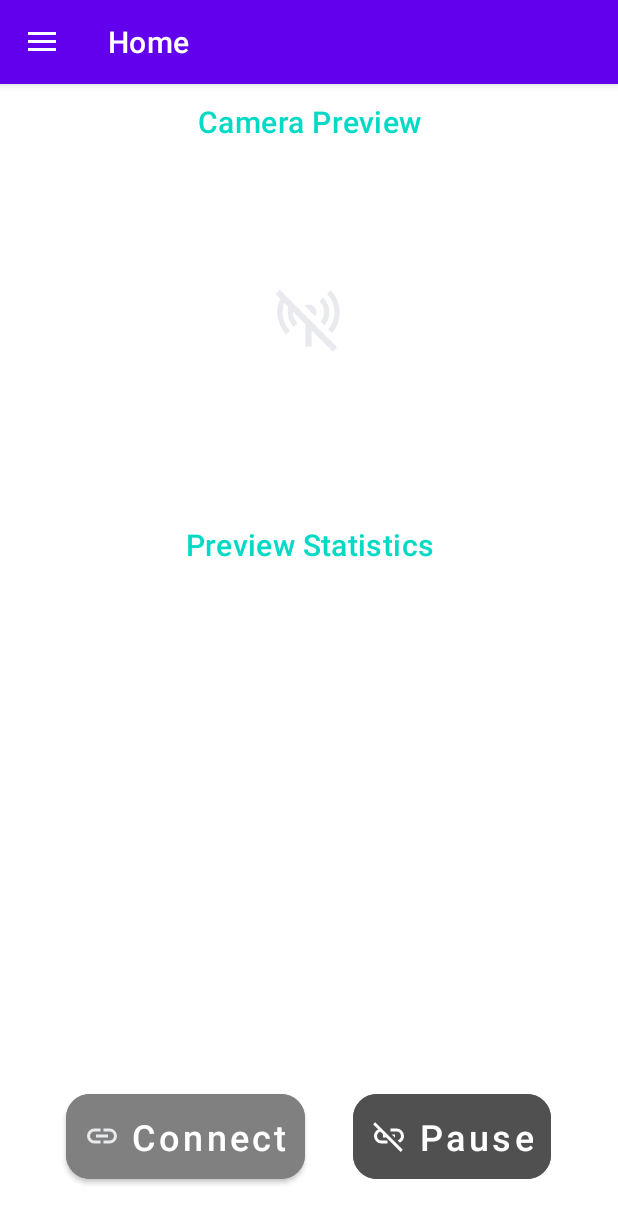
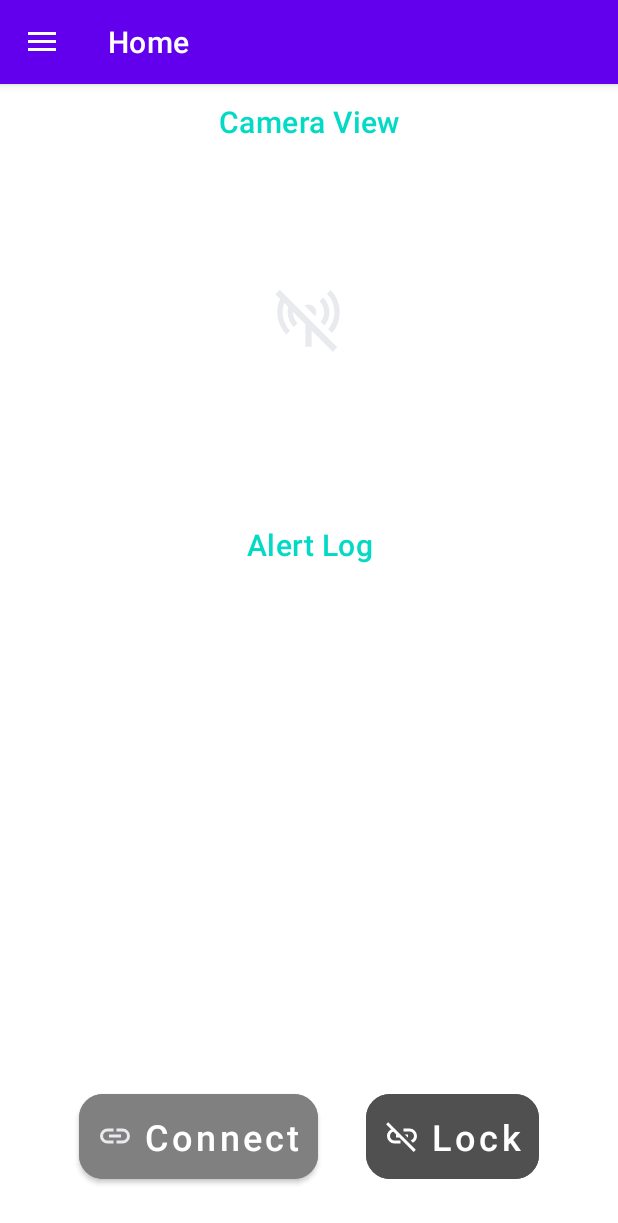
Before and after one commit to hacknride/moto-hazard-detector, an Android app: the screen it shows after launch (MainActivity), on a phone screen of 412 x 824 dp. Shown: the top 1223 px of the screen. Run offline under Robolectric (Android 15) with nearby library versions, the phone set to English and light mode, and no system bars; our stand-ins replace data binding, navigation-ui; libraries missing offline, so code that uses them is left out: com.arashivision.sdkcamera, com.arashivision.sdkmedia; plain views replace InstaCapturePlayerView; 5 statements that could not run were skipped.

Commit message:
feat: Add Alert Log and Camera Preview Updates
This commit introduces an alert log feature and enhances the camera preview experience.

-   **Alert Log:**
    -   Created `AlertLogAdapter` to manage and display alerts in a RecyclerView.
    -   Added `HazardAlert` data class to represent alert information.
    -   Created `AlertViewModel` to handle alert logic and storage.
    -   Implemented posting and updating alerts within `AlertViewModel`.
    -   Added colors to `colors.xml` and `themes.xml` for new alerts
    -   Added layouts for the log entry itself.
-   **Camera Preview:**
    -   Updated `CameraPreviewManager` to pass the alertViewModel to issue alerts to the user upon connection/disconnection.
    -   Updated the `HomeFragment` to include the alert log and camera preview management.
-   **UI/UX Improvements:**
    -   Updated UI labels and strings for better user experience.
    -   Changed the pause button to a lock button.
    -   Added `onResume` method to restart the camera preview upon returning to the `HomeFragment`.
    - Added default connection on `onResume`.
-   **Miscellaneous:**
    -   Added try-catch on the timestamp formatter.
    -   Removed unused commented code.
    -   Added a catch all for severity.
-   - Added null safety.
-   - Added error handling to show an alert on failure.

```diff
--- a/app/src/main/java/dev/mattdebinion/motohazardetector/camera/CameraPreviewManager.kt
+++ b/app/src/main/java/dev/mattdebinion/motohazardetector/camera/CameraPreviewManager.kt
@@ -2,6 +2,7 @@ package dev.mattdebinion.motohazardetector.camera
 
 import android.util.Log
 import androidx.lifecycle.Lifecycle
+import dev.mattdebinion.motohazardetector.ui.alerts.AlertViewModel
 import com.arashivision.sdkcamera.camera.InstaCameraManager
 import com.arashivision.sdkcamera.camera.callback.IPreviewStatusListener
 import com.arashivision.sdkmedia.player.capture.CaptureParamsBuilder
@@ -12,12 +13,12 @@ import com.arashivision.sdkmedia.player.listener.PlayerViewListener
  * Camera preview handler
  *
  * @param cameraViewModel The camera view model to update changes to for the UI
+ * @param alertViewModel The alert view model to update changes to for the UI
  * @constructor Create empty Camera preview handler
  */
-class CameraPreviewManager(private val cameraViewModel: CameraViewModel) : IPreviewStatusListener {
+class CameraPreviewManager(private val cameraViewModel: CameraViewModel, private val alertViewModel: AlertViewModel) : IPreviewStatusListener {
 
     private lateinit var capturePlayerView: InstaCapturePlayerView
-
 
     /**
      * Binds the InstaCapturePlayerView to a lifecycle
@@ -51,10 +52,12 @@ class CameraPreviewManager(private val cameraViewModel: CameraViewModel) : IPrev
                 cameraViewModel.setCameraPreviewConnectingStatusChanged(false)                      // Set the preview connecting status to FALSE
                 cameraViewModel.setCameraPreviewStatusChanged(true)                                 // then set the preview connected status to TRUE
                 Log.i("CameraPreviewHandler", "The preview has loaded successfully.")
+                alertViewModel.postAlert("Camera Connected", "The camera is now connected and watching the road. Safe travels!", 0)
             }
 
             override fun onReleaseCameraPipeline() {
                 Log.i("CameraPreviewHandler", "The preview pipeline has ended.")
+                alertViewModel.postAlert("Camera Disconnected Safely", "The camera is now disconnected. Welcome to your destination!", 0)
                 InstaCameraManager.getInstance().setPipeline(null)
                 capturePlayerView.keepScreenOn = false
                 cameraViewModel.setCameraPreviewStatusChanged(false)                                // Set the preview connected status to FALSE
@@ -78,7 +81,8 @@ class CameraPreviewManager(private val cameraViewModel: CameraViewModel) : IPrev
         super.onError()
 
         cameraViewModel.setCameraPreviewStatusChanged(false)                                        // Set the preview connected status to FALSE
-        Log.w("CameraPreviewManager", "ERRORS OCCURED!!!!!!!!!!!!!!")
+        Log.w("CameraPreviewManager", "An error occurred in the camera.")
+        alertViewModel.postAlert("Camera Error", "An error occurred retrieving the feed from your camera. Please reconnect!", 2)
     }
 
     private fun createParams(): CaptureParamsBuilder {
@@ -94,5 +98,4 @@ class CameraPreviewManager(private val cameraViewModel: CameraViewModel) : IPrev
 
         return builder
     }
-
 }
--- a/app/src/main/java/dev/mattdebinion/motohazardetector/ui/home/HomeFragment.kt
+++ b/app/src/main/java/dev/mattdebinion/motohazardetector/ui/home/HomeFragment.kt
@@ -11,6 +11,8 @@ import androidx.fragment.app.DialogFragment
 import androidx.fragment.app.Fragment
 import androidx.fragment.app.activityViewModels
 import androidx.lifecycle.Observer
+import androidx.recyclerview.widget.LinearLayoutManager
+import androidx.recyclerview.widget.RecyclerView
 import com.arashivision.sdkcamera.camera.InstaCameraManager
 import com.arashivision.sdkcamera.camera.resolution.PreviewStreamResolution
 import com.arashivision.sdkmedia.player.capture.InstaCapturePlayerView
@@ -19,6 +21,8 @@ import dev.mattdebinion.motohazardetector.camera.CameraConnectionManager
 import dev.mattdebinion.motohazardetector.camera.CameraPreviewManager
 import dev.mattdebinion.motohazardetector.camera.CameraViewModel
 import dev.mattdebinion.motohazardetector.databinding.FragmentHomeBinding
+import dev.mattdebinion.motohazardetector.ui.alerts.AlertLogAdapter
+import dev.mattdebinion.motohazardetector.ui.alerts.AlertViewModel
 import dev.mattdebinion.motohazardetector.ui.settings.GeneralViewModel
 
 /**
@@ -35,10 +39,12 @@ class HomeFragment : Fragment(), ConnectTypeDialogFragment.ConnectTypeDialogList
 
     // View models that need to be checked by the camera
     // TODO permissions on the buttons if not all granted!
-
-    // private val permissionsViewModel: PermissionsViewModel by activityViewModels()
     private val generalViewModel: GeneralViewModel by activityViewModels()
     private val cameraViewModel: CameraViewModel by activityViewModels()
+    private val alertViewModel: AlertViewModel by activityViewModels()
+
+    // Set the adapters to be used by the HomeFragment
+    private lateinit var alertLogAdapter: AlertLogAdapter
 
     // The camera connection manager and preview manager. Related variables included
     private lateinit var cameraConnectionManager: CameraConnectionManager
@@ -51,26 +57,53 @@ class HomeFragment : Fragment(), ConnectTypeDialogFragment.ConnectTypeDialogList
     // The CapturePlayerView
     private lateinit var capturePlayerView: InstaCapturePlayerView
 
+
+
     override fun onCreateView(inflater: LayoutInflater, container: ViewGroup?, savedInstanceState: Bundle?): View {
         _binding = FragmentHomeBinding.inflate(inflater, container, false)
 
-        // Initialize the capturePlayerView, bind the lifecycle, and set the listener!
+        // Initialize the capturePlayerView and CameraPreviewManager
         capturePlayerView = binding.capturePlayerView
-        cameraPreviewManager = CameraPreviewManager(cameraViewModel)
+        cameraPreviewManager = CameraPreviewManager(cameraViewModel, alertViewModel)
         cameraPreviewManager.bindLifecycle(capturePlayerView, viewLifecycleOwner.lifecycle)
         InstaCameraManager.getInstance().setPreviewStatusChangedListener(cameraPreviewManager)
         handler = Handler(Looper.getMainLooper())
 
-        setFragmentListeners()
-        setButtonListeners()
+        val alertRecyclerView = binding.alertLogRecycler
+        alertLogAdapter = AlertLogAdapter(emptyList())
+        alertRecyclerView.adapter = alertLogAdapter
+        alertRecyclerView.layoutManager = LinearLayoutManager(requireContext())
+
+        setFragmentListeners()      // Set the fragment listeners to update the UI
+        setButtonListeners()        // Set the button listeners to update the UI
 
         return binding.root
     }
+
+
 
     override fun onDestroyView() {
         super.onDestroyView()
         InstaCameraManager.getInstance().setPreviewStatusChangedListener(null)
         _binding = null
+    }
+
+
+    override fun onResume() {
+        super.onResume()
+
+        if (cameraViewModel.isCameraConnected.value == true) {
+            Log.i("HomeFragment", "Camera is already connected. Restarting preview stream.")
+
+            capturePlayerView.post {
+                cameraPreviewManager.bindLifecycle(capturePlayerView, viewLifecycleOwner.lifecycle)
+                InstaCameraManager.getInstance().setPreviewStatusChangedListener(cameraPreviewManager)
+                InstaCameraManager.getInstance().startPreviewStream(
+                    PreviewStreamResolution.STREAM_1920_960_30FPS,
+                    InstaCameraManager.PREVIEW_TYPE_LIVE
+                )
+            }
+        }
     }
 
     override fun onConfirmClick(dialog: DialogFragment, connectType: Int) {
@@ -143,6 +176,9 @@ class HomeFragment : Fragment(), ConnectTypeDialogFragment.ConnectTypeDialogList
             }
         })
 
+        alertViewModel.alerts.observe(viewLifecycleOwner) { alerts ->
+            alertLogAdapter.updateAlerts(alerts)
+        }
 
         // TODO the HomeViewModel for the pause/unpause button!
     }
@@ -178,7 +214,6 @@ class HomeFragment : Fragment(), ConnectTypeDialogFragment.ConnectTypeDialogList
                     val supportedList = InstaCameraManager.getInstance().getSupportedPreviewStreamResolution(InstaCameraManager.PREVIEW_TYPE_LIVE)
                     Log.i("HomeFragment", supportedList.toString())
 
-                    // TODO: add options to change the resolution?
                     Log.i("HomeFragment", "Launching the preview stream :3")
                     InstaCameraManager.getInstance().setPreviewStatusChangedListener(cameraPreviewManager)
                     InstaCameraManager.getInstance().startPreviewStream(PreviewStreamResolution.STREAM_1920_960_30FPS,InstaCameraManager.PREVIEW_TYPE_LIVE)
--- a/app/src/main/res/layout/fragment_home.xml
+++ b/app/src/main/res/layout/fragment_home.xml
@@ -65,7 +65,7 @@
         </LinearLayout>
     </FrameLayout>
 
-    <!-- The label "Preview Statistics" -->
+    <!-- The label "Alert Log" -->
     <TextView
         android:id="@+id/fragment_home_label_statistics"
         android:layout_width="match_parent"
@@ -73,24 +73,27 @@
         android:gravity="center"
         android:textAppearance="?attr/textAppearanceHeadline6"
         android:textColor="?android:colorAccent"
-        android:text="@string/home_label_statistics"
+        android:text="@string/home_label_alertlog"
         app:layout_constraintTop_toBottomOf="@id/capturePlayerFrame"
         app:layout_constraintStart_toStartOf="parent"
         app:layout_constraintEnd_toEndOf="parent"/>
 
-    <!-- TODO the preview connection stats -->
-    <LinearLayout
+    <!-- TODO the alert log -->
+    <androidx.recyclerview.widget.RecyclerView
+        android:id="@+id/alert_log_recycler"
         android:layout_width="match_parent"
-        android:layout_height="wrap_content"
+        android:layout_height="0dp"
+        android:padding="8dp"
         app:layout_constraintTop_toBottomOf="@id/fragment_home_label_statistics"
         app:layout_constraintStart_toStartOf="parent"
         app:layout_constraintEnd_toEndOf="parent"
-        app:layout_constraintBottom_toTopOf="@id/connection_options">
-
-    </LinearLayout>
+        app:layout_constraintBottom_toTopOf="@id/connection_options"
+        android:clipToPadding="false"
+        android:overScrollMode="never"
+        tools:listitem="@layout/alert_log_generic"/>
 
 
-    <!-- The layout contains the camera connection options "Start"/"Stop" and "Pause"-->
+    <!-- The layout contains the camera connection options "Start"/"Stop" and "Lock"-->
     <LinearLayout
         android:id="@+id/connection_options"
         android:layout_width="match_parent"
@@ -121,12 +124,12 @@
             app:cornerRadius="16dp"/>
 
         <com.google.android.material.button.MaterialButton
-            android:id="@+id/button_pause"
+            android:id="@+id/button_lock"
             android:enabled="false"
             android:layout_width="wrap_content"
             android:layout_height="wrap_content"
             android:layout_margin="16dp"
-            android:text="@string/button_text_pause"
+            android:text="@string/button_text_lock"
             android:textAllCaps="false"
             android:textColor="@color/white"
             android:backgroundTint="@drawable/dark_generic_button_enabled_states"
--- a/app/src/main/res/values-night/themes.xml
+++ b/app/src/main/res/values-night/themes.xml
@@ -2,7 +2,7 @@
     <!-- Base application theme. -->
     <style name="Theme.MotoHazardDetector" parent="Theme.MaterialComponents.DayNight.DarkActionBar">
         <!-- Primary brand color. -->
-        <item name="colorPrimary">@color/purple_200</item>
+        <item name="colorPrimary">@color/transparent</item> <!-- Dialog Box buttons borrow from here -->
         <item name="colorPrimaryVariant">@color/purple_700</item>
         <item name="colorOnPrimary">@color/black</item>
         <!-- Secondary brand color. -->
--- a/app/src/main/res/values/colors.xml
+++ b/app/src/main/res/values/colors.xml
@@ -7,6 +7,7 @@
     <color name="teal_700">#FF018786</color>
     <color name="black">#FF000000</color>
     <color name="white">#FFFFFFFF</color>
+    <color name="transparent">#00000000</color>"
 
     <color name="DARK_icon_error_red">#FF0000</color>
     <color name="DARK_icon_success_green">#00FF00</color>
@@ -14,4 +15,12 @@
     <color name="DARK_button_light_gray">#B0B0B0</color>
     <color name="DARK_button_medium_gray">#808080</color>
     <color name="DARK_button_dark_gray">#505050</color>
+
+    <color name="alert_background">#1E1F22</color>
+    <color name="alert_info">#6A8759</color>
+    <color name="alert_advisory">#BBB529</color>
+    <color name="alert_warning">#CF5B56</color>
+    <color name="alert_timestamp">#BCBEC4</color>
+    <color name="alert_text">#E9F5E6</color>
+
 </resources>
--- a/app/src/main/res/values/strings.xml
+++ b/app/src/main/res/values/strings.xml
@@ -10,8 +10,8 @@
     <string name="menu_label_camerainfo">Camera Information</string>
     <string name="menu_label_settings">Settings</string>
     <string name="menu_label_help">Help</string>
-    <string name="home_label_previewfeed">Camera Preview</string>
-    <string name="home_label_statistics">Preview Statistics</string>
+    <string name="home_label_previewfeed">Camera View</string>
+    <string name="home_label_alertlog">Alert Log</string>
 
     <string name="settings_app_label_permissions">App Permissions</string>
     <string name="settings_app_label_credentials">Camera Credentials</string>
@@ -32,7 +32,7 @@
 
     <string name="button_text_connect">Connect</string>
     <string name="button_text_disconnect">Disconnect</string>>
-    <string name="button_text_pause">Pause</string>
+    <string name="button_text_lock">Lock</string>
     <string name="button_text_edit">Edit</string>
     <string name="button_text_cancel">Cancel</string>
     <string name="button_text_confirm">Confirm</string>
```
Also changed, not shown: app/src/main/java/dev/mattdebinion/motohazardetector/data/HazardAlert.kt (added, +16 -0 lines), app/src/main/java/dev/mattdebinion/motohazardetector/ui/alerts/AlertLogAdapter.kt (added, +84 -0 lines), app/src/main/java/dev/mattdebinion/motohazardetector/ui/alerts/AlertViewModel.kt (added, +29 -0 lines), app/src/main/res/layout/alert_log_generic.xml (added, +51 -0 lines).
